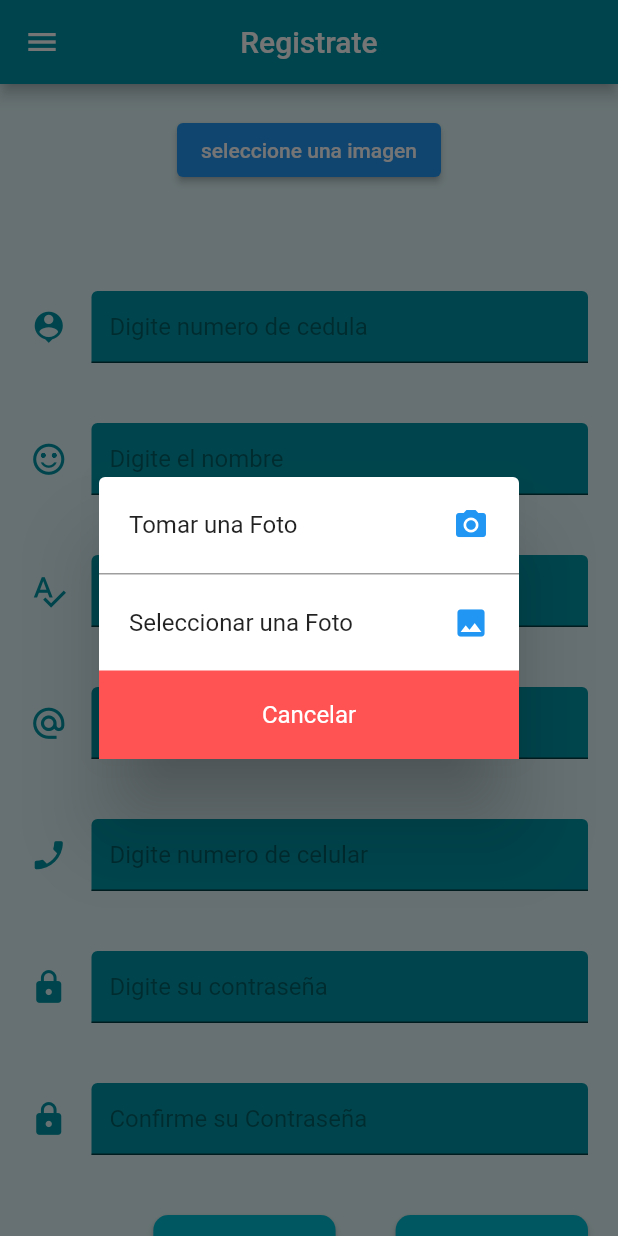
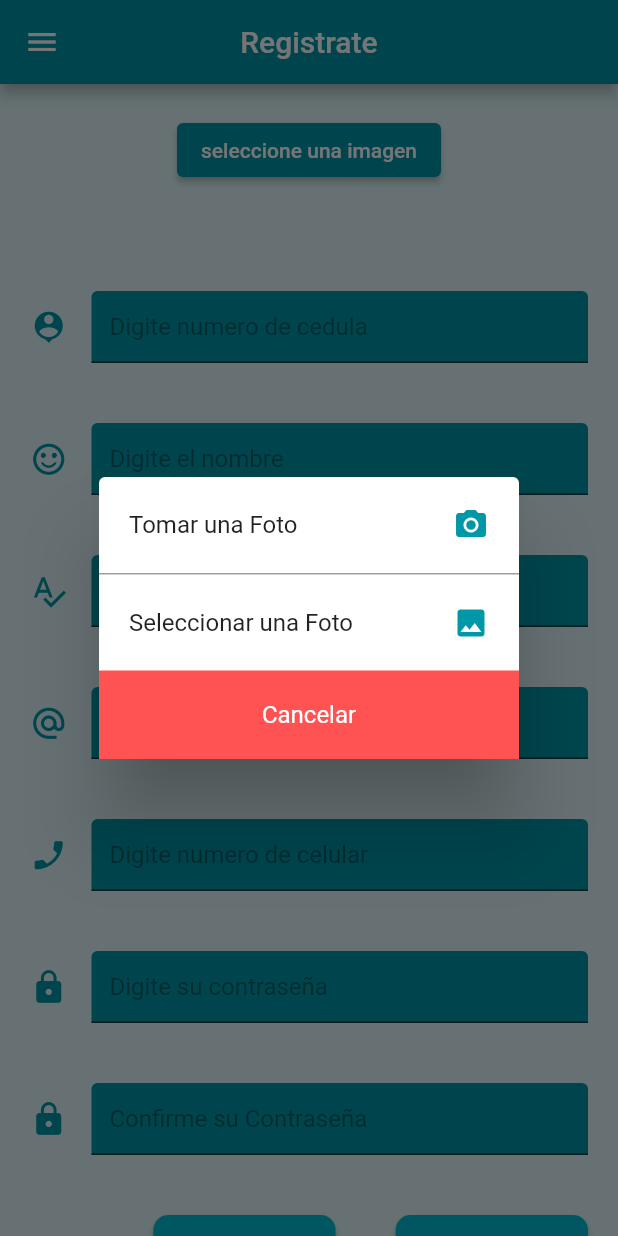
Before and after one commit to YordiColina/VeciApp, a Flutter app: the registroClientes screen opened directly, after a tap on "seleccione una imagen", on a phone screen of 412 x 824 dp. Run offline on Flutter 3.47's test engine with Material 2 defaults, Android fonts, the phone set to English and light mode, and no system bars; our stand-ins replace cloud_firestore, firebase_core, firebase_storage, fluttertoast, image_picker; accounts and stored records are empty.

Commit message:
version finalx2

```diff
--- a/lib/main.dart
+++ b/lib/main.dart
@@ -123,6 +123,13 @@ class menu extends StatelessWidget {
             Column(
                 children: [
                   ListTile(
+                    leading: Icon(Icons.house, size: 30, color: Colors.cyan[700]),
+                    title: Text("Inicio"),
+                    onTap: (){
+                      Navigator.push(context, MaterialPageRoute(builder: (context)=>MyApp()));
+                    },
+                  ),
+                  ListTile(
                     leading: Icon(Icons.search, size: 30, color: Colors.cyan[700]),
                     title: Text("Busqueda General"),
                     onTap: (){
--- a/lib/registroClientes.dart
+++ b/lib/registroClientes.dart
@@ -53,7 +53,7 @@ class registroClientes extends StatefulWidget {
          print('No seleccionaste ninguna Foto');
        }
      });
-     Navigator.of(context).pop();
+     Navigator.of(context, rootNavigator: true).pop();
    }
 
 
@@ -98,7 +98,7 @@ class registroClientes extends StatefulWidget {
    ),
 
    ),
-   Icon(Icons.camera_alt,color:Colors.blue)
+   Icon(Icons.camera_alt,color:Colors.cyan[700])
    ],
    ),
    ),
@@ -118,7 +118,7 @@ class registroClientes extends StatefulWidget {
    ),
 
    ),
-   Icon(Icons.image,color:Colors.blue)
+   Icon(Icons.image,color:Colors.cyan[700])
    ],
    ),
    ),
@@ -171,12 +171,17 @@ class registroClientes extends StatefulWidget {
    Padding(padding: EdgeInsets.all(20),
    child: Column(
    children: [
-   ElevatedButton(onPressed:(){
+   ElevatedButton(
+
+       onPressed:(){
 
    opciones(context );
 
-   }
-   , child: Text('seleccione una imagen')
+   },
+     style: ElevatedButton.styleFrom(
+         primary: Colors.cyan[700]),
+    child: Text('seleccione una imagen'),
+
    ),
    SizedBox(height: 30,),
    imagen==null?Center() : Image.file(imagen!)
@@ -311,7 +316,7 @@ class registroClientes extends StatefulWidget {
    limpiar();
    }else{
    clientes.doc(cedula.text).set({
-   "foto":camara,
+
 
    "nombre": nombre.text,
    "apellidos": apellido.text,
```
